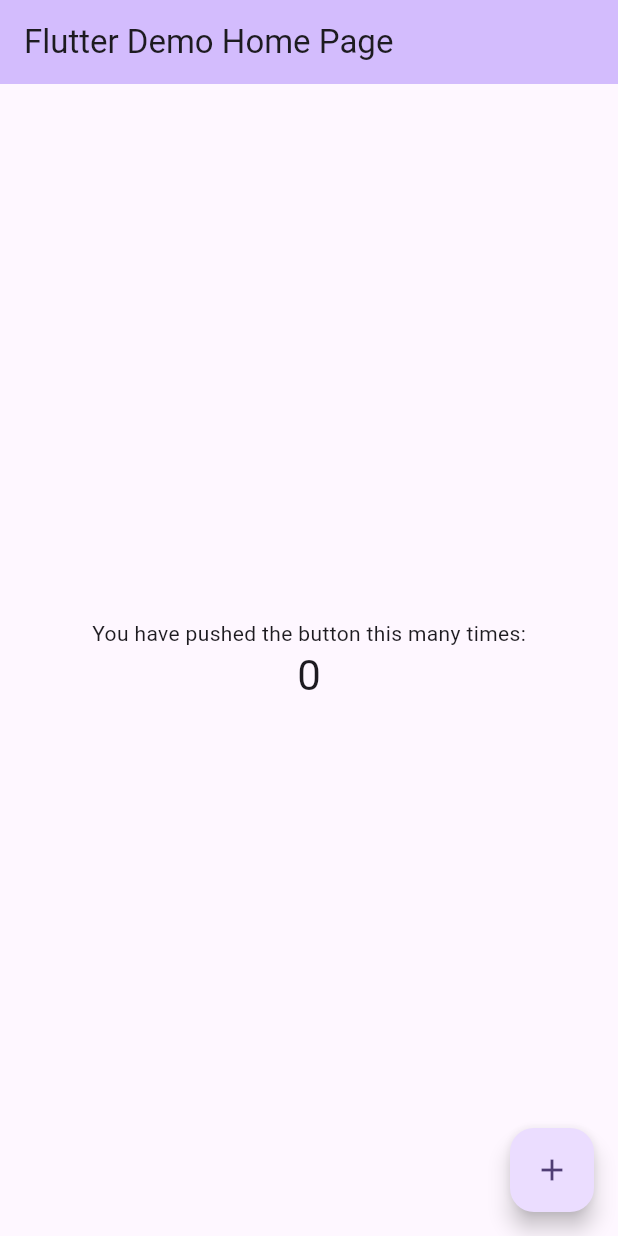
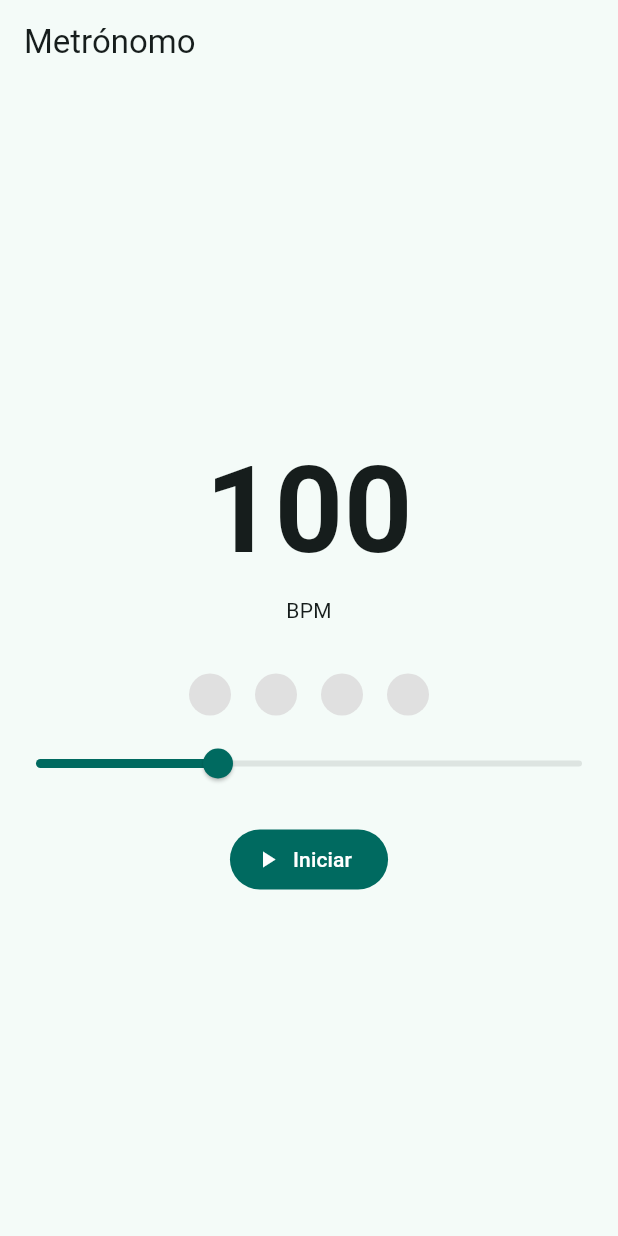
Before and after one commit to dyablomx/Afinador_guitarra, a Flutter app: the screen it shows after launch, on a phone screen of 412 x 824 dp. Run offline on Flutter 3.47's test engine with Material 3 defaults, Android fonts, the phone set to English and light mode, and no system bars; our stand-ins replace audioplayers.

Commit message:
Metrónomo básico funcional

```diff
--- a/lib/main.dart
+++ b/lib/main.dart
@@ -1,122 +1,16 @@
 import 'package:flutter/material.dart';
+import 'metronome_page.dart';
 
-void main() {
-  runApp(const MyApp());
-}
+void main() => runApp(const MyApp());
 
 class MyApp extends StatelessWidget {
   const MyApp({super.key});
-
-  // This widget is the root of your application.
   @override
   Widget build(BuildContext context) {
     return MaterialApp(
-      title: 'Flutter Demo',
-      theme: ThemeData(
-        // This is the theme of your application.
-        //
-        // TRY THIS: Try running your application with "flutter run". You'll see
-        // the application has a purple toolbar. Then, without quitting the app,
-        // try changing the seedColor in the colorScheme below to Colors.green
-        // and then invoke "hot reload" (save your changes or press the "hot
-        // reload" button in a Flutter-supported IDE, or press "r" if you used
-        // the command line to start the app).
-        //
-        // Notice that the counter didn't reset back to zero; the application
-        // state is not lost during the reload. To reset the state, use hot
-        // restart instead.
-        //
-        // This works for code too, not just values: Most code changes can be
-        // tested with just a hot reload.
-        colorScheme: .fromSeed(seedColor: Colors.deepPurple),
-      ),
-      home: const MyHomePage(title: 'Flutter Demo Home Page'),
+      title: 'Afinador y Metrónomo',
+      theme: ThemeData(colorSchemeSeed: Colors.teal, useMaterial3: true),
+      home: const MetronomePage(),
     );
   }
 }
-
-class MyHomePage extends StatefulWidget {
-  const MyHomePage({super.key, required this.title});
-
-  // This widget is the home page of your application. It is stateful, meaning
-  // that it has a State object (defined below) that contains fields that affect
-  // how it looks.
-
-  // This class is the configuration for the state. It holds the values (in this
-  // case the title) provided by the parent (in this case the App widget) and
-  // used by the build method of the State. Fields in a Widget subclass are
-  // always marked "final".
-
-  final String title;
-
-  @override
-  State<MyHomePage> createState() => _MyHomePageState();
-}
-
-class _MyHomePageState extends State<MyHomePage> {
-  int _counter = 0;
-
-  void _incrementCounter() {
-    setState(() {
-      // This call to setState tells the Flutter framework that something has
-      // changed in this State, which causes it to rerun the build method below
-      // so that the display can reflect the updated values. If we changed
-      // _counter without calling setState(), then the build method would not be
-      // called again, and so nothing would appear to happen.
-      _counter++;
-    });
-  }
-
-  @override
-  Widget build(BuildContext context) {
-    // This method is rerun every time setState is called, for instance as done
-    // by the _incrementCounter method above.
-    //
-    // The Flutter framework has been optimized to make rerunning build methods
-    // fast, so that you can just rebuild anything that needs updating rather
-    // than having to individually change instances of widgets.
-    return Scaffold(
-      appBar: AppBar(
-        // TRY THIS: Try changing the color here to a specific color (to
-        // Colors.amber, perhaps?) and trigger a hot reload to see the AppBar
-        // change color while the other colors stay the same.
-        backgroundColor: Theme.of(context).colorScheme.inversePrimary,
-        // Here we take the value from the MyHomePage object that was created by
-        // the App.build method, and use it to set our appbar title.
-        title: Text(widget.title),
-      ),
-      body: Center(
-        // Center is a layout widget. It takes a single child and positions it
-        // in the middle of the parent.
-        child: Column(
-          // Column is also a layout widget. It takes a list of children and
-          // arranges them vertically. By default, it sizes itself to fit its
-          // children horizontally, and tries to be as tall as its parent.
-          //
-          // Column has various properties to control how it sizes itself and
-          // how it positions its children. Here we use mainAxisAlignment to
-          // center the children vertically; the main axis here is the vertical
-          // axis because Columns are vertical (the cross axis would be
-          // horizontal).
-          //
-          // TRY THIS: Invoke "debug painting" (choose the "Toggle Debug Paint"
-          // action in the IDE, or press "p" in the console), to see the
-          // wireframe for each widget.
-          mainAxisAlignment: .center,
-          children: [
-            const Text('You have pushed the button this many times:'),
-            Text(
-              '$_counter',
-              style: Theme.of(context).textTheme.headlineMedium,
-            ),
-          ],
-        ),
-      ),
-      floatingActionButton: FloatingActionButton(
-        onPressed: _incrementCounter,
-        tooltip: 'Increment',
-        child: const Icon(Icons.add),
-      ),
-    );
-  }
-}
--- /dev/null
+++ b/lib/metronome_page.dart
@@ -0,0 +1,99 @@
+import 'dart:async';
+import 'package:audioplayers/audioplayers.dart';
+import 'package:flutter/material.dart';
+
+class MetronomePage extends StatefulWidget {
+  const MetronomePage({super.key});
+  @override
+  State<MetronomePage> createState() => _MetronomePageState();
+}
+
+class _MetronomePageState extends State<MetronomePage> {
+  final AudioPlayer _player = AudioPlayer();
+  Timer? _timer;
+  double _bpm = 100;
+  bool _isPlaying = false;
+  int _beat = -1; // tiempo actual (0 a 3)
+
+  @override
+  void initState() {
+    super.initState();
+    _player.setPlayerMode(PlayerMode.lowLatency);
+  }
+
+  Duration get _interval => Duration(milliseconds: (60000 / _bpm).round());
+
+  void _tick() {
+    _player.play(AssetSource('click.wav'));
+    setState(() => _beat = (_beat + 1) % 4);
+  }
+
+  void _start() {
+    _beat = -1;
+    _tick();
+    _timer = Timer.periodic(_interval, (_) => _tick());
+    setState(() => _isPlaying = true);
+  }
+
+  void _stop() {
+    _timer?.cancel();
+    setState(() {
+      _isPlaying = false;
+      _beat = -1;
+    });
+  }
+
+  void _changeBpm(double value) {
+    setState(() => _bpm = value);
+    if (_isPlaying) {
+      _timer?.cancel();
+      _timer = Timer.periodic(_interval, (_) => _tick());
+    }
+  }
+
+  @override
+  void dispose() {
+    _timer?.cancel();
+    _player.dispose();
+    super.dispose();
+  }
+
+  @override
+  Widget build(BuildContext context) {
+    return Scaffold(
+      appBar: AppBar(title: const Text('Metrónomo')),
+      body: Column(
+        mainAxisAlignment: MainAxisAlignment.center,
+        children: [
+          Text(
+            '${_bpm.round()}',
+            style: const TextStyle(fontSize: 80, fontWeight: FontWeight.bold),
+          ),
+          const Text('BPM'),
+          const SizedBox(height: 24),
+          Row(
+            mainAxisAlignment: MainAxisAlignment.center,
+            children: List.generate(4, (i) {
+              return Container(
+                margin: const EdgeInsets.all(8),
+                width: 28,
+                height: 28,
+                decoration: BoxDecoration(
+                  shape: BoxShape.circle,
+                  color: i == _beat ? Colors.teal : Colors.grey.shade300,
+                ),
+              );
+            }),
+          ),
+          Slider(min: 40, max: 220, value: _bpm, onChanged: _changeBpm),
+          const SizedBox(height: 16),
+          FilledButton.icon(
+            onPressed: _isPlaying ? _stop : _start,
+            icon: Icon(_isPlaying ? Icons.stop : Icons.play_arrow),
+            label: Text(_isPlaying ? 'Detener' : 'Iniciar'),
+          ),
+        ],
+      ),
+    );
+  }
+}
```
Also changed, not shown: pubspec.yaml (+5 -3 lines), pubspec.lock, 6 other files.
